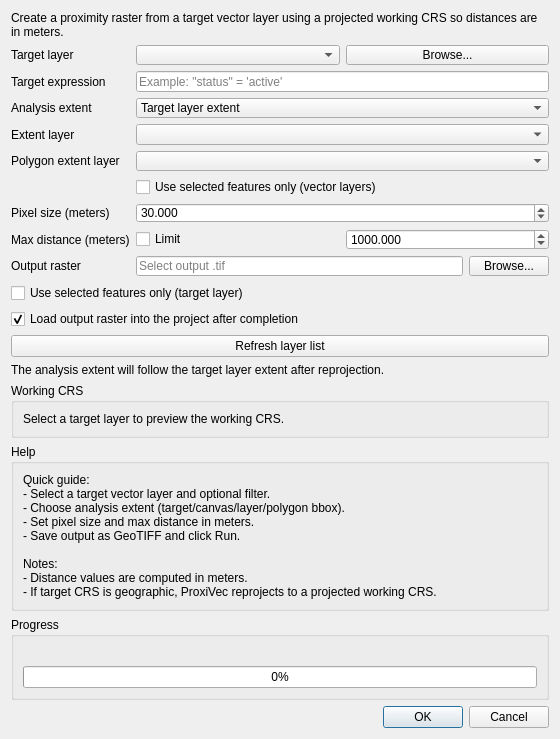
bangkoor/ProxiVec, file proxivec_dialog_base.ui: the form before one commit.
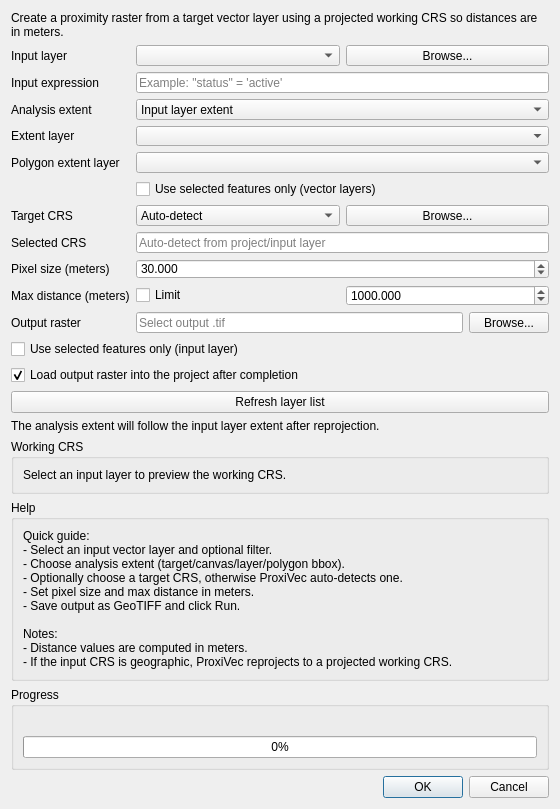
The form after the commit.

What changed in the file:
```diff
--- a/proxivec_dialog_base.ui
+++ b/proxivec_dialog_base.ui
@@ -29,7 +29,7 @@
      <item row="0" column="0">
       <widget class="QLabel" name="targetLayerLabel">
        <property name="text">
-        <string>Target layer</string>
+        <string>Input layer</string>
        </property>
       </widget>
      </item>
@@ -50,7 +50,7 @@
      <item row="1" column="0">
       <widget class="QLabel" name="targetExpressionLabel">
        <property name="text">
-        <string>Target expression</string>
+        <string>Input expression</string>
        </property>
       </widget>
      </item>
@@ -72,7 +72,7 @@
       <widget class="QComboBox" name="extentModeCombo">
        <item>
         <property name="text">
-         <string>Target layer extent</string>
+         <string>Input layer extent</string>
         </property>
         <property name="userData" stdset="0">
          <string>target</string>
@@ -132,13 +132,62 @@
       </widget>
      </item>
      <item row="6" column="0">
+      <widget class="QLabel" name="targetCrsModeLabel">
+       <property name="text">
+        <string>Target CRS</string>
+       </property>
+      </widget>
+     </item>
+     <item row="6" column="1">
+      <layout class="QHBoxLayout" name="horizontalLayoutTargetCrs">
+       <item>
+        <widget class="QComboBox" name="targetCrsModeCombo">
+         <item>
+          <property name="text">
+           <string>Auto-detect</string>
+          </property>
+         </item>
+         <item>
+          <property name="text">
+           <string>Select CRS...</string>
+          </property>
+         </item>
+        </widget>
+       </item>
+       <item>
+        <widget class="QPushButton" name="targetCrsBrowseButton">
+         <property name="text">
+          <string>Browse...</string>
+         </property>
+        </widget>
+       </item>
+      </layout>
+     </item>
+     <item row="7" column="0">
+      <widget class="QLabel" name="targetCrsLabel">
+       <property name="text">
+        <string>Selected CRS</string>
+       </property>
+      </widget>
+     </item>
+     <item row="7" column="1">
+      <widget class="QLineEdit" name="targetCrsLineEdit">
+       <property name="readOnly">
+        <bool>true</bool>
+       </property>
+       <property name="placeholderText">
+        <string>Auto-detect from project/input layer</string>
+       </property>
+      </widget>
+     </item>
+     <item row="8" column="0">
       <widget class="QLabel" name="pixelSizeLabel">
        <property name="text">
         <string>Pixel size (meters)</string>
        </property>
       </widget>
      </item>
-     <item row="6" column="1">
+     <item row="8" column="1">
       <widget class="QDoubleSpinBox" name="pixelSizeSpin">
        <property name="decimals">
         <number>3</number>
@@ -154,14 +203,14 @@
        </property>
       </widget>
      </item>
-     <item row="7" column="0">
+     <item row="9" column="0">
       <widget class="QLabel" name="maxDistanceLabel">
        <property name="text">
         <string>Max distance (meters)</string>
        </property>
       </widget>
      </item>
-     <item row="7" column="1">
+     <item row="9" column="1">
       <layout class="QHBoxLayout" name="horizontalLayoutMaxDistance">
        <item>
         <widget class="QCheckBox" name="maxDistanceCheck">
@@ -188,14 +237,14 @@
        </item>
       </layout>
      </item>
-     <item row="8" column="0">
+     <item row="10" column="0">
       <widget class="QLabel" name="outputPathLabel">
        <property name="text">
         <string>Output raster</string>
        </property>
       </widget>
      </item>
-     <item row="8" column="1">
+     <item row="10" column="1">
       <layout class="QHBoxLayout" name="horizontalLayoutOutputPath">
        <item>
         <widget class="QLineEdit" name="outputPathEdit">
@@ -218,7 +267,7 @@
    <item>
     <widget class="QCheckBox" name="targetSelectedCheck">
      <property name="text">
-      <string>Use selected features only (target layer)</string>
+      <string>Use selected features only (input layer)</string>
      </property>
     </widget>
    </item>
@@ -242,7 +291,7 @@
    <item>
     <widget class="QLabel" name="extentHintLabel">
      <property name="text">
-      <string>The analysis extent will follow the target layer extent after reprojection.</string>
+      <string>The analysis extent will follow the input layer extent after reprojection.</string>
      </property>
      <property name="wordWrap">
       <bool>true</bool>
@@ -258,7 +307,7 @@
       <item>
        <widget class="QLabel" name="crsInfoLabel">
         <property name="text">
-         <string>Select a target layer to preview the working CRS.</string>
+         <string>Select an input layer to preview the working CRS.</string>
         </property>
         <property name="wordWrap">
          <bool>true</bool>
@@ -278,14 +327,15 @@
        <widget class="QLabel" name="helpLabel">
         <property name="text">
          <string>Quick guide:
-- Select a target vector layer and optional filter.
+- Select an input vector layer and optional filter.
 - Choose analysis extent (target/canvas/layer/polygon bbox).
+- Optionally choose a target CRS, otherwise ProxiVec auto-detects one.
 - Set pixel size and max distance in meters.
 - Save output as GeoTIFF and click Run.
 
 Notes:
 - Distance values are computed in meters.
-- If target CRS is geographic, ProxiVec reprojects to a projected working CRS.</string>
+- If the input CRS is geographic, ProxiVec reprojects to a projected working CRS.</string>
         </property>
         <property name="wordWrap">
          <bool>true</bool>
```
